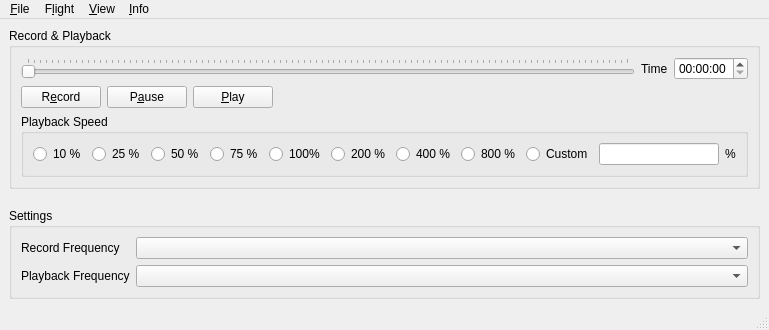
First picture: the form in src/UserInterface/src/MainWindow.ui, repository till213/SkyDolly, before the edit.
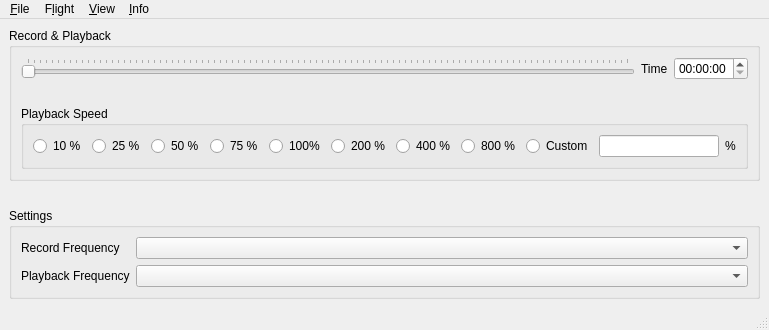
Second picture: the form after the edit.

Commit message: Use ActionButton to associate replay control buttons with menu actions.

```diff
--- a/src/UserInterface/src/MainWindow.ui
+++ b/src/UserInterface/src/MainWindow.ui
@@ -76,37 +76,7 @@
           </layout>
          </item>
          <item>
-          <layout class="QHBoxLayout" name="horizontalLayout">
-           <item>
-            <widget class="QPushButton" name="recordPushButton">
-             <property name="text">
-              <string>R&amp;ecord</string>
-             </property>
-             <property name="checkable">
-              <bool>true</bool>
-             </property>
-            </widget>
-           </item>
-           <item>
-            <widget class="QPushButton" name="pausePushButton">
-             <property name="text">
-              <string>P&amp;ause</string>
-             </property>
-             <property name="checkable">
-              <bool>true</bool>
-             </property>
-            </widget>
-           </item>
-           <item>
-            <widget class="QPushButton" name="playPushButton">
-             <property name="text">
-              <string>&amp;Play</string>
-             </property>
-             <property name="checkable">
-              <bool>true</bool>
-             </property>
-            </widget>
-           </item>
+          <layout class="QHBoxLayout" name="controlButtonLayout">
            <item>
             <spacer name="horizontalSpacer">
              <property name="orientation">
```
The commit also changes 4 other files.
